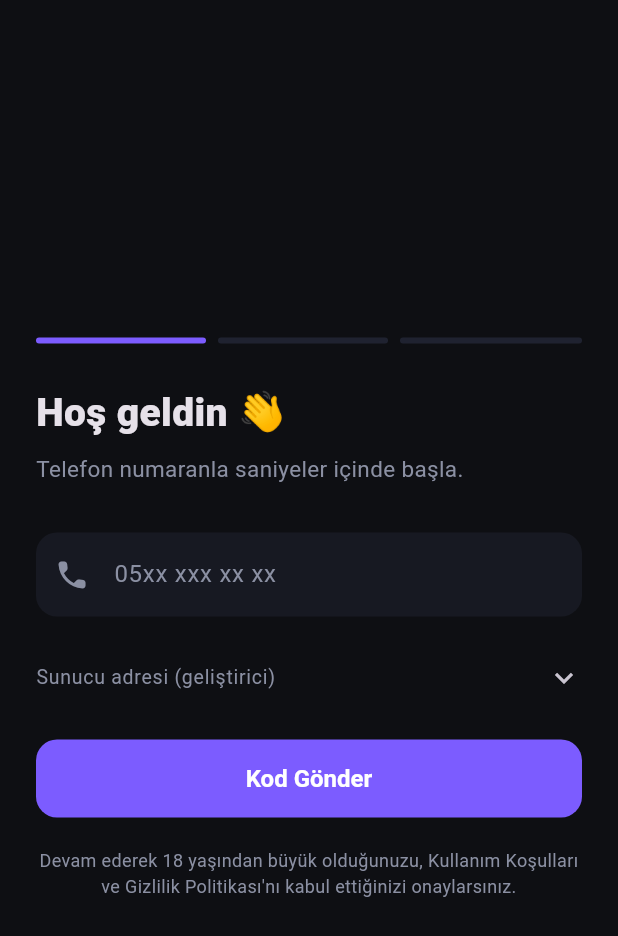
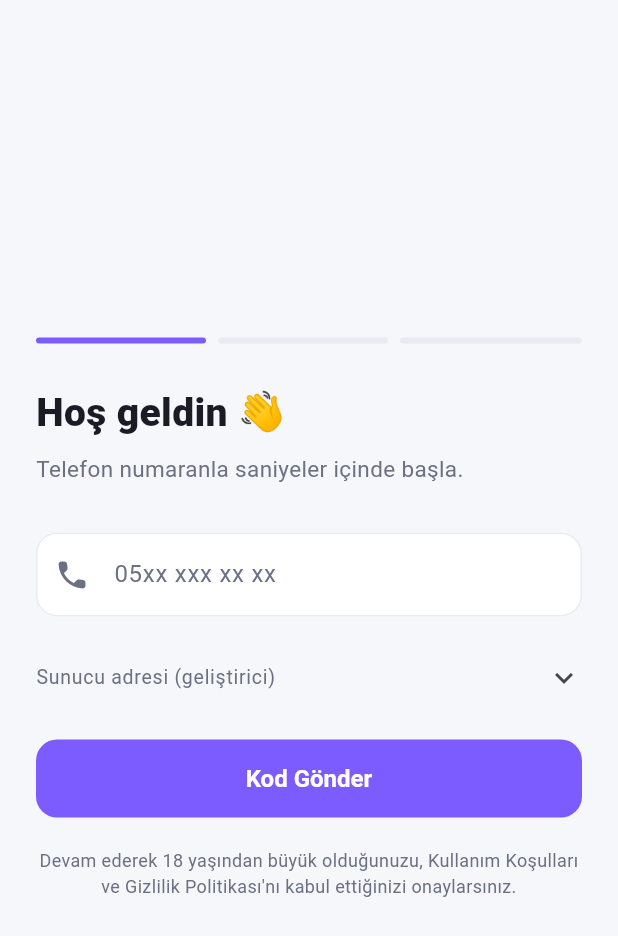
Before and after one commit to zegroged/webrtc-matchmaking, a Flutter app: the screen it shows after launch, on a phone screen of 412 x 824 dp. Shown: the top 936 px of the screen. Run offline on Flutter 3.47's test engine with Material 3 defaults, Android fonts, the phone set to English and light mode, and no system bars; our stand-ins replace shared_preferences, socket_io_client; missing offline and left inert: flutter_webrtc; accounts and stored records are empty.

Commit message:
Tema: koyu -> aydinlik (beyaz) tema
- theme.dart yeniden yazildi: beyaz zemin, koyu okunur metin, mor/pembe vurgu korundu
- Sabit beyaz metinler aydinlik zemin icin duzeltildi (onboarding, sohbet listesi,
  sohbet balonlari, profil)
- Goruntulu gorusme ekrani bilincli olarak koyu birakildi (video arayuzu);
  gorusme sonu karti aydinlik temada
- flutter analyze temiz, testler gecer; web + APK yeniden derlendi

```diff
--- a/app/lib/src/screens/chats_screen.dart
+++ b/app/lib/src/screens/chats_screen.dart
@@ -301,7 +301,7 @@ class _ChatsScreenState extends State<ChatsScreen>
                           maxLines: 1,
                           overflow: TextOverflow.ellipsis,
                           style: TextStyle(
-                            color: f.unread > 0 ? Colors.white : Brand.textDim,
+                            color: f.unread > 0 ? Brand.text : Brand.textDim,
                             fontWeight:
                                 f.unread > 0 ? FontWeight.w600 : FontWeight.w400,
                           ),
--- a/app/lib/src/screens/onboarding_screen.dart
+++ b/app/lib/src/screens/onboarding_screen.dart
@@ -44,7 +44,7 @@ class _OnboardingScreenState extends State<OnboardingScreen> {
     if (!mounted) return;
     ScaffoldMessenger.of(context).showSnackBar(SnackBar(
       content: Text(msg),
-      backgroundColor: error ? Brand.danger : Brand.surfaceHigh,
+      backgroundColor: error ? Brand.danger : null, // null -> tema varsayılanı
     ));
   }
 
@@ -298,7 +298,7 @@ class _OnboardingScreenState extends State<OnboardingScreen> {
                     ? 'Doğum tarihin'
                     : '${_birthDate!.day.toString().padLeft(2, '0')}.${_birthDate!.month.toString().padLeft(2, '0')}.${_birthDate!.year}',
                 style: TextStyle(
-                  color: _birthDate == null ? Brand.textDim : Colors.white,
+                  color: _birthDate == null ? Brand.textDim : Brand.text,
                   fontSize: 16,
                 ),
               ),
--- a/app/lib/src/theme.dart
+++ b/app/lib/src/theme.dart
@@ -1,30 +1,37 @@
 import 'package:flutter/material.dart';
 
-/// Proje X marka renkleri — karanlık tema öncelikli (plan §1.3).
+/// Proje X marka renkleri — aydınlık (beyaz) tema.
+/// Görüntülü görüşme ekranı video arayüzü olduğu için bilinçli olarak koyu kalır.
 class Brand {
-  static const bg = Color(0xFF0E0F13);
-  static const surface = Color(0xFF171922);
-  static const surfaceHigh = Color(0xFF1F2230);
+  static const bg = Color(0xFFF6F7FB);          // sayfa zemini (yumuşak beyaz)
+  static const surface = Color(0xFFFFFFFF);      // kartlar, girdi alanları
+  static const surfaceHigh = Color(0xFFE9EBF3);  // kenarlıklar, ikincil yüzey
   static const primary = Color(0xFF7C5CFF);
   static const secondary = Color(0xFFFF5C8A);
-  static const success = Color(0xFF3DDC97);
-  static const warning = Color(0xFFFFC24B);
-  static const danger = Color(0xFFFF5C5C);
-  static const textDim = Color(0xFF8B90A3);
+  static const success = Color(0xFF1FA968);      // aydınlık zeminde okunur koyulukta
+  static const warning = Color(0xFFB97D0A);
+  static const danger = Color(0xFFE5484D);
+  static const text = Color(0xFF1A1C25);         // ana metin (koyu)
+  static const textDim = Color(0xFF6B7183);      // ikincil metin
+
+  // Video görüşme ekranı için koyu yüzeyler (aydınlık temadan bağımsız).
+  static const callDark = Color(0xFF0E0F13);
+  static const callSurface = Color(0xFF23252F);
 }
 
 ThemeData buildTheme() {
   final base = ThemeData(
     useMaterial3: true,
-    brightness: Brightness.dark,
+    brightness: Brightness.light,
     colorScheme: ColorScheme.fromSeed(
       seedColor: Brand.primary,
-      brightness: Brightness.dark,
+      brightness: Brightness.light,
       surface: Brand.surface,
     ).copyWith(
       primary: Brand.primary,
       secondary: Brand.secondary,
       error: Brand.danger,
+      onSurface: Brand.text,
     ),
     scaffoldBackgroundColor: Brand.bg,
   );
@@ -34,12 +41,16 @@ ThemeData buildTheme() {
       backgroundColor: Brand.bg,
       elevation: 0,
       centerTitle: true,
-      titleTextStyle: TextStyle(fontSize: 18, fontWeight: FontWeight.w700, color: Colors.white),
+      titleTextStyle: TextStyle(fontSize: 18, fontWeight: FontWeight.w700, color: Brand.text),
+      iconTheme: IconThemeData(color: Brand.text),
     ),
     cardTheme: base.cardTheme.copyWith(
       color: Brand.surface,
       elevation: 0,
-      shape: RoundedRectangleBorder(borderRadius: BorderRadius.circular(16)),
+      shape: RoundedRectangleBorder(
+        borderRadius: BorderRadius.circular(16),
+        side: const BorderSide(color: Brand.surfaceHigh),
+      ),
     ),
     filledButtonTheme: FilledButtonThemeData(
       style: FilledButton.styleFrom(
@@ -52,7 +63,7 @@ ThemeData buildTheme() {
     ),
     outlinedButtonTheme: OutlinedButtonThemeData(
       style: OutlinedButton.styleFrom(
-        foregroundColor: Colors.white,
+        foregroundColor: Brand.text,
         side: const BorderSide(color: Brand.surfaceHigh, width: 1.5),
         minimumSize: const Size.fromHeight(52),
         shape: RoundedRectangleBorder(borderRadius: BorderRadius.circular(14)),
@@ -66,15 +77,20 @@ ThemeData buildTheme() {
       contentPadding: const EdgeInsets.symmetric(horizontal: 16, vertical: 16),
       border: OutlineInputBorder(
         borderRadius: BorderRadius.circular(14),
-        borderSide: BorderSide.none,
+        borderSide: const BorderSide(color: Brand.surfaceHigh),
+      ),
+      enabledBorder: OutlineInputBorder(
+        borderRadius: BorderRadius.circular(14),
+        borderSide: const BorderSide(color: Brand.surfaceHigh),
       ),
       focusedBorder: OutlineInputBorder(
         borderRadius: BorderRadius.circular(14),
         borderSide: const BorderSide(color: Brand.primary, width: 1.5),
       ),
     ),
+    // Aydınlık arayüzde yüzen bildirimler koyu kalır: yüksek kontrast.
     snackBarTheme: SnackBarThemeData(
-      backgroundColor: Brand.surfaceHigh,
+      backgroundColor: Brand.callSurface,
       contentTextStyle: const TextStyle(color: Colors.white),
       behavior: SnackBarBehavior.floating,
       shape: RoundedRectangleBorder(borderRadius: BorderRadius.circular(12)),
@@ -87,17 +103,17 @@ ThemeData buildTheme() {
     dividerTheme: const DividerThemeData(color: Brand.surfaceHigh, thickness: 1),
     chipTheme: base.chipTheme.copyWith(
       backgroundColor: Brand.surface,
-      selectedColor: Brand.primary.withValues(alpha: 0.25),
+      selectedColor: Brand.primary.withValues(alpha: 0.15),
       side: const BorderSide(color: Brand.surfaceHigh),
-      labelStyle: const TextStyle(color: Colors.white),
+      labelStyle: const TextStyle(color: Brand.text),
       shape: RoundedRectangleBorder(borderRadius: BorderRadius.circular(10)),
     ),
     dialogTheme: base.dialogTheme.copyWith(
-      backgroundColor: Brand.surfaceHigh,
+      backgroundColor: Brand.surface,
       shape: RoundedRectangleBorder(borderRadius: BorderRadius.circular(20)),
     ),
     bottomSheetTheme: const BottomSheetThemeData(
-      backgroundColor: Brand.surfaceHigh,
+      backgroundColor: Brand.surface,
       shape: RoundedRectangleBorder(
         borderRadius: BorderRadius.vertical(top: Radius.circular(24)),
       ),
@@ -108,8 +124,8 @@ ThemeData buildTheme() {
 /// İsimden deterministik avatar rengi üretir.
 Color avatarColor(String name) {
   const palette = [
-    Color(0xFF7C5CFF), Color(0xFFFF5C8A), Color(0xFF3DDC97),
-    Color(0xFFFFC24B), Color(0xFF4BB3FF), Color(0xFFFF8A5C),
+    Color(0xFF7C5CFF), Color(0xFFFF5C8A), Color(0xFF1FA968),
+    Color(0xFFE8A013), Color(0xFF2E90FA), Color(0xFFF97316),
   ];
   var h = 0;
   for (final c in name.codeUnits) {
```
Also changed, not shown: app/lib/src/screens/call_screen.dart (+20 -12 lines), app/lib/src/screens/chat_screen.dart (+9 -2 lines).
